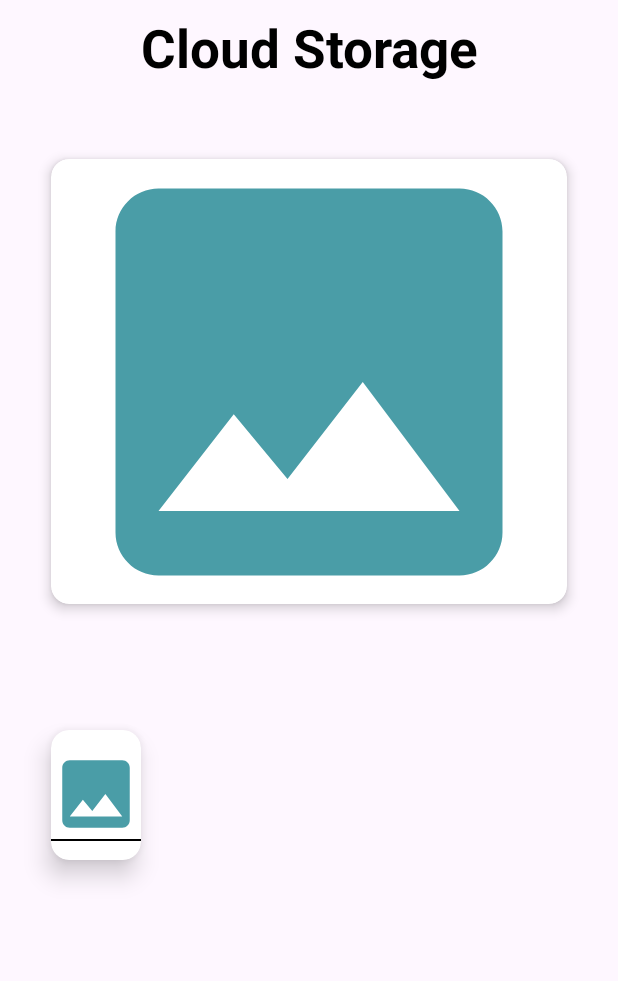
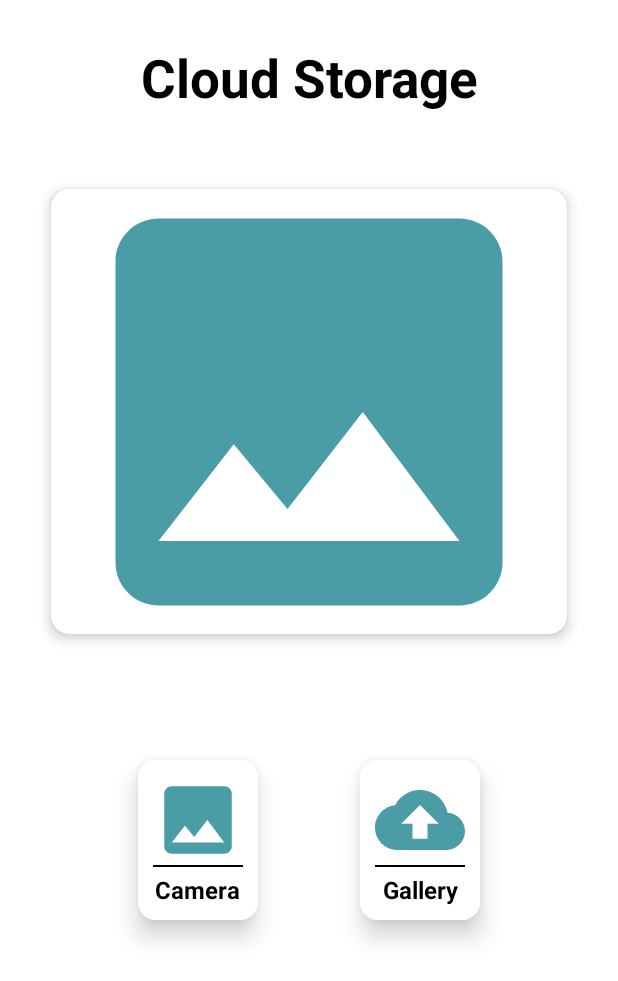
Before and after one commit to m-shelke/Gallery-Image-App_2, an Android app: the screen it shows after launch (MainActivity), on a phone screen of 412 x 824 dp. Shown: the top 981 px of the screen. Run offline under Robolectric (Android 15) with nearby library versions, the phone set to English and light mode, and no system bars.

Commit message:
Camera Image and Gallery Image picked

```diff
--- a/app/src/main/java/com/example/galleryimageapp_2/MainActivity.java
+++ b/app/src/main/java/com/example/galleryimageapp_2/MainActivity.java
@@ -1,14 +1,31 @@
 package com.example.galleryimageapp_2;
 
+import android.content.Intent;
+import android.graphics.Bitmap;
+import android.net.Uri;
 import android.os.Bundle;
+import android.provider.MediaStore;
+import android.view.View;
+import android.view.WindowManager;
+import android.widget.ImageView;
 
 import androidx.activity.EdgeToEdge;
+import androidx.annotation.Nullable;
 import androidx.appcompat.app.AppCompatActivity;
+import androidx.cardview.widget.CardView;
 import androidx.core.graphics.Insets;
 import androidx.core.view.ViewCompat;
 import androidx.core.view.WindowInsetsCompat;
 
 public class MainActivity extends AppCompatActivity {
+
+    CardView cameraCardView,galleryCardView;
+    ImageView imageView;
+
+    private final int CAM_REQ = 100;
+    private final int IMG_REQ = 100;
+
+    Uri imageUri;
 
     @Override
     protected void onCreate(Bundle savedInstanceState) {
@@ -20,5 +37,51 @@ public class MainActivity extends AppCompatActivity {
             v.setPadding(systemBars.left, systemBars.top, systemBars.right, systemBars.bottom);
             return insets;
         });
+
+
+        cameraCardView = findViewById(R.id.cameraCardView);
+        galleryCardView = findViewById(R.id.galleryCardView);
+        imageView = findViewById(R.id.imageView);
+
+        getWindow().setFlags(WindowManager.LayoutParams.FLAG_FULLSCREEN,WindowManager.LayoutParams.FLAG_FULLSCREEN);
+
+        cameraCardView.setOnClickListener(new View.OnClickListener() {
+            @Override
+            public void onClick(View v) {
+
+                Intent intent = new Intent(MediaStore.ACTION_IMAGE_CAPTURE);
+                startActivityForResult(intent,CAM_REQ);
+            }
+        });
+
+        galleryCardView.setOnClickListener(new View.OnClickListener() {
+            @Override
+            public void onClick(View v) {
+
+                Intent intent = new Intent(Intent.ACTION_PICK);
+                intent.setData(MediaStore.Images.Media.EXTERNAL_CONTENT_URI);
+                startActivityForResult(intent,IMG_REQ);
+            }
+        });
+
+    }
+
+    @Override
+    protected void onActivityResult(int requestCode, int resultCode, @Nullable Intent data) {
+        super.onActivityResult(requestCode, resultCode, data);
+
+        if (resultCode == RESULT_OK){
+
+            if (requestCode == CAM_REQ){
+
+                Bitmap bitmap = (Bitmap) data.getExtras().get("data");
+                imageView.setImageBitmap(bitmap);
+
+            }if (requestCode == IMG_REQ) {
+
+                imageUri = data.getData();
+                imageView.setImageURI(imageUri);
+            }
+        }
     }
 }
--- /dev/null
+++ b/app/src/main/res/drawable/baseline_folder_open_24.xml
@@ -0,0 +1,8 @@
+<vector
+    xmlns:android="http://schemas.android.com/apk/res/android"
+    android:height="24dp"
+    android:tint="#4A9DA7" android:viewportHeight="24" android:viewportWidth="24" android:width="24dp">
+
+    <path android:fillColor="@android:color/white" android:pathData="M20,6h-8l-2,-2L4,4c-1.1,0 -1.99,0.9 -1.99,2L2,18c0,1.1 0.9,2 2,2h16c1.1,0 2,-0.9 2,-2L22,8c0,-1.1 -0.9,-2 -2,-2zM20,18L4,18L4,8h16v10z"/>
+
+</vector>
--- a/app/src/main/res/layout/activity_main.xml
+++ b/app/src/main/res/layout/activity_main.xml
@@ -6,6 +6,7 @@
     android:layout_width="match_parent"
     android:layout_height="match_parent"
     android:orientation="vertical"
+    android:background="@color/white"
     tools:context=".MainActivity">
 
     <TextView
@@ -14,16 +15,19 @@
         android:text="Cloud Storage"
         android:textStyle="bold"
         android:textSize="35dp"
+        android:layout_marginTop="20dp"
         android:textAlignment="center"
         android:textColor="@color/black"
         android:gravity="center"
         android:layout_gravity="center"/>
+
 
     <androidx.cardview.widget.CardView
         android:layout_width="match_parent"
         android:layout_height="350dp"
         app:cardCornerRadius="12dp"
         app:cardElevation="5dp"
+        android:background="@color/white"
         android:layout_margin="15dp"
         app:cardPreventCornerOverlap="true"
         app:cardUseCompatPadding="true"
@@ -43,12 +47,13 @@
         android:layout_width="match_parent"
         android:layout_height="wrap_content"
         android:weightSum="2"
+        android:gravity="center_horizontal"
         android:orientation="horizontal">
 
         <androidx.cardview.widget.CardView
             android:id="@+id/cameraCardView"
             android:layout_width="wrap_content"
-            android:layout_height="140dp"
+            android:layout_height="160dp"
             android:layout_margin="15dp"
             app:cardMaxElevation="15dp"
             app:cardUseCompatPadding="true"
@@ -57,7 +62,9 @@
             app:cardCornerRadius="12dp">
 
             <LinearLayout
-                android:layout_width="match_parent"
+                android:layout_width="wrap_content"
+                android:padding="10dp"
+                android:background="@color/white"
                 android:layout_height="wrap_content"
                 android:orientation="vertical"
                 android:gravity="center"
@@ -73,7 +80,60 @@
                     android:layout_height="1dp"
                     android:background="@color/black"/>
 
+                <TextView
+                    android:layout_width="wrap_content"
+                    android:layout_height="wrap_content"
+                    android:textColor="@color/black"
+                    android:textAlignment="center"
+                    android:textSize="16sp"
+                    android:text="Camera"
+                    android:textStyle="bold"
+                    android:layout_marginTop="4dp"/>
 
+            </LinearLayout>
+
+
+        </androidx.cardview.widget.CardView>
+
+        <androidx.cardview.widget.CardView
+            android:id="@+id/galleryCardView"
+            android:layout_width="wrap_content"
+            android:layout_height="160dp"
+            android:layout_margin="15dp"
+            app:cardMaxElevation="15dp"
+            app:cardUseCompatPadding="true"
+            app:cardPreventCornerOverlap="true"
+            app:cardElevation="10dp"
+            app:cardCornerRadius="12dp">
+
+            <LinearLayout
+                android:layout_width="wrap_content"
+                android:padding="10dp"
+                android:background="@color/white"
+                android:layout_height="wrap_content"
+                android:orientation="vertical"
+                android:gravity="center"
+                android:layout_gravity="center">
+
+                <ImageView
+                    android:layout_width="60dp"
+                    android:layout_height="60dp"
+                    android:src="@drawable/baseline_cloud_upload_24"/>
+
+                <View
+                    android:layout_width="match_parent"
+                    android:layout_height="1dp"
+                    android:background="@color/black"/>
+
+                <TextView
+                    android:layout_width="wrap_content"
+                    android:layout_height="wrap_content"
+                    android:textColor="@color/black"
+                    android:textAlignment="center"
+                    android:textSize="16sp"
+                    android:text="Gallery"
+                    android:textStyle="bold"
+                    android:layout_marginTop="4dp"/>
 
             </LinearLayout>
 
```
